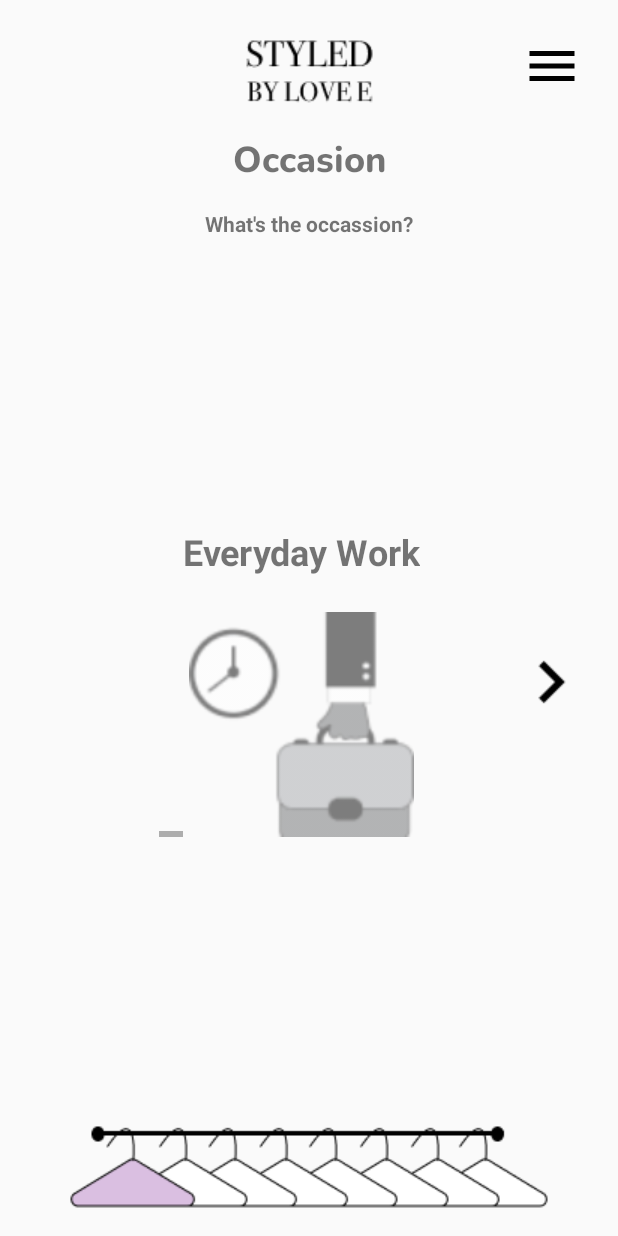
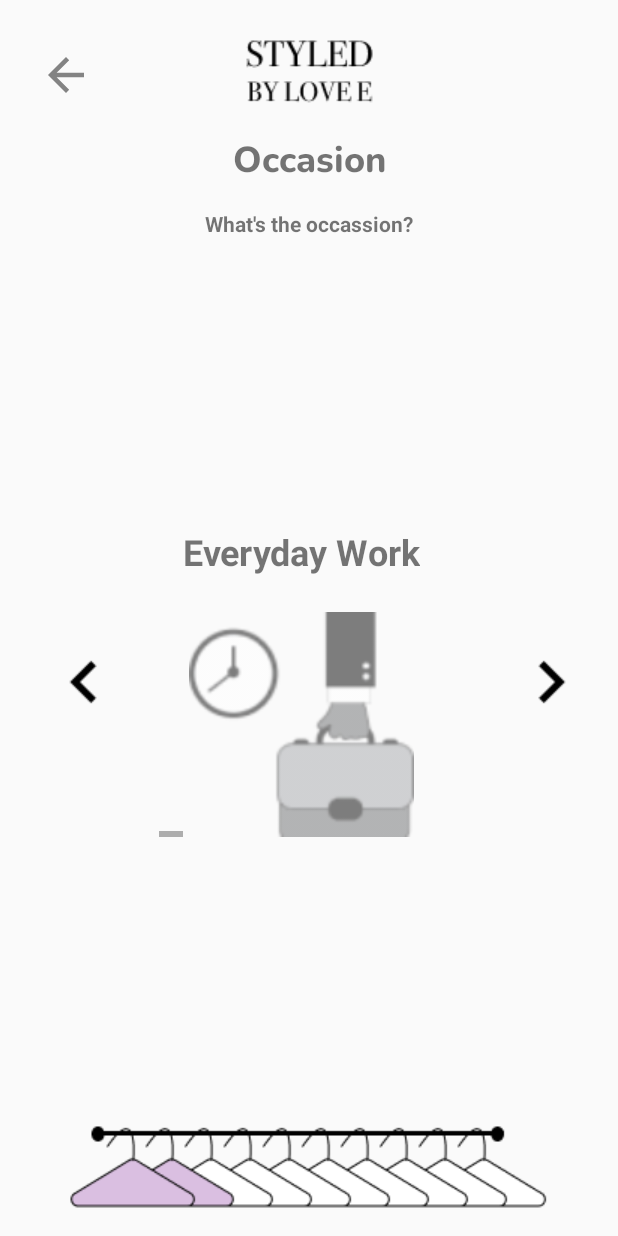
Before and after one commit to mauricet1520/StyledPractice, an Android app: the OccasionFragment screen opened through its navigation route, on a phone screen of 412 x 824 dp. Run offline under Robolectric (Android 15) with nearby library versions, the phone set to English and light mode, and no system bars; our stand-ins replace Firebase (no records; nobody signed in at launch, a user with empty details on screens opened directly); libraries missing offline, so code that uses them is left out: com.firebase.ui, com.stripe.android; Roboto replaces fonts that are not available here; 1 statement that could not run was skipped.

Commit message:
Adds Dashboard and finished occassion

```diff
--- a/app/src/main/java/com/coolreecedev/styledpractice/OccasionFragment.kt
+++ b/app/src/main/java/com/coolreecedev/styledpractice/OccasionFragment.kt
@@ -6,6 +6,7 @@ import androidx.fragment.app.Fragment
 import android.view.LayoutInflater
 import android.view.View
 import android.view.ViewGroup
+import android.widget.HorizontalScrollView
 import android.widget.ImageButton
 import androidx.navigation.findNavController
 import androidx.navigation.fragment.navArgs
@@ -31,6 +32,20 @@ class OccasionFragment : Fragment() {
         Log.i(LOG_TAG, "first_name: ${args.customer?.first_name}")
         Log.i(LOG_TAG, "first_name: ${args.customer?.email}")
         Log.i(LOG_TAG, "first_name: ${args.customer?.uid}")
+
+        with(binding.imageView14) {
+            setOnClickListener {
+                moveOccasionRight()
+            }
+        }
+
+
+        with(binding.imageView26) {
+            setOnClickListener {
+                moveOccasionLeft()
+            }
+        }
+
 
 
         with(binding.anniversaryImageButton) {
@@ -189,6 +204,18 @@ class OccasionFragment : Fragment() {
         return binding.root
     }
 
+    private fun moveOccasionRight() {
+        with(binding.horizontalScrollView) {
+            this.pageScroll(HorizontalScrollView.FOCUS_RIGHT)
+        }
+    }
+
+    private fun moveOccasionLeft() {
+        with(binding.horizontalScrollView) {
+            this.pageScroll(HorizontalScrollView.FOCUS_LEFT)
+        }
+    }
+
     private fun ImageButton.displayPricingOptionsFragment(
         appointment: Appointment,
         customer: Customer
--- /dev/null
+++ b/app/src/main/res/drawable-anydpi/ic_action_arrow_back.xml
@@ -0,0 +1,11 @@
+<vector xmlns:android="http://schemas.android.com/apk/res/android"
+    android:width="36dp"
+    android:height="36dp"
+    android:viewportWidth="24"
+    android:viewportHeight="24"
+    android:tint="#333333"
+    android:alpha="0.6">
+  <path
+      android:fillColor="@android:color/white"
+      android:pathData="M20,11H7.83l5.59,-5.59L12,4l-8,8 8,8 1.41,-1.41L7.83,13H20v-2z"/>
+</vector>
--- a/app/src/main/res/layout/fragment_account_settings.xml
+++ b/app/src/main/res/layout/fragment_account_settings.xml
@@ -113,7 +113,8 @@
         android:layout_height="wrap_content"
         android:layout_marginStart="16dp"
         android:layout_marginTop="24dp"
-        android:text="Cancel Account"
+        android:onClick="viewAccount"
+        android:text="Account"
         android:textSize="18sp"
         app:layout_constraintStart_toStartOf="parent"
         app:layout_constraintTop_toBottomOf="@+id/textView47" />
--- a/app/src/main/res/layout/fragment_occasion.xml
+++ b/app/src/main/res/layout/fragment_occasion.xml
@@ -5,6 +5,18 @@
     android:layout_height="match_parent"
     xmlns:app="http://schemas.android.com/apk/res-auto"
     tools:context=".OccasionFragment">
+
+    <ImageView
+        android:id="@+id/imageView26"
+        android:layout_width="wrap_content"
+        android:layout_height="wrap_content"
+        android:layout_marginStart="27dp"
+        android:rotation="180"
+        android:src="@drawable/right_arrow_outlined"
+        app:layout_constraintBottom_toTopOf="@+id/imageView11"
+        app:layout_constraintStart_toStartOf="parent"
+        app:layout_constraintTop_toBottomOf="@+id/textView27"
+        app:layout_constraintVertical_bias="0.501" />
 
     <ImageView
         android:id="@+id/imageView11"
@@ -15,7 +27,7 @@
         android:layout_marginEnd="8dp"
         android:layout_marginRight="8dp"
         android:layout_marginBottom="8dp"
-        android:src="@drawable/hanger_step_one"
+        android:src="@drawable/hanger_two"
         app:layout_constraintBottom_toBottomOf="parent"
         app:layout_constraintEnd_toEndOf="parent"
         app:layout_constraintStart_toStartOf="parent" />
@@ -43,23 +55,6 @@
 
     </ImageView>
 
-    <ImageButton
-        android:id="@+id/imageView5"
-        android:layout_width="wrap_content"
-        android:layout_height="wrap_content"
-        android:layout_marginTop="24dp"
-        android:layout_marginEnd="24dp"
-        android:layout_marginRight="24dp"
-        android:layout_marginBottom="25dp"
-        android:background="@android:color/transparent"
-        android:onClick="showHamburger"
-        android:scaleType="centerCrop"
-        android:src="@drawable/ic_menu_black_40dp"
-        app:layout_constraintBottom_toTopOf="@+id/textView14"
-        app:layout_constraintEnd_toEndOf="parent"
-        app:layout_constraintTop_toTopOf="parent">
-
-    </ImageButton>
 
     <TextView
         android:id="@+id/textView14"
@@ -500,7 +495,19 @@
         </LinearLayout>
     </HorizontalScrollView>
 
-
+    <ImageButton
+        android:id="@+id/imageButton2"
+        android:layout_width="wrap_content"
+        android:layout_height="wrap_content"
+        android:layout_marginStart="32dp"
+        android:layout_marginTop="32dp"
+        android:layout_marginEnd="107dp"
+        android:background="@android:color/transparent"
+        android:onClick="navigatePreviousScreen"
+        android:src="@drawable/ic_action_arrow_back"
+        app:layout_constraintEnd_toStartOf="@+id/imageView7"
+        app:layout_constraintStart_toStartOf="parent"
+        app:layout_constraintTop_toTopOf="parent" />
 
 
 </androidx.constraintlayout.widget.ConstraintLayout>
--- a/app/src/main/res/navigation/nav_graph.xml
+++ b/app/src/main/res/navigation/nav_graph.xml
@@ -422,4 +422,9 @@
             android:label="fragment_pants_skirt"
             tools:layout="@layout/fragment_pants_skirt" />
     </navigation>
+    <fragment
+        android:id="@+id/appointmentLookupFragment"
+        android:name="com.coolreecedev.styledpractice.AppointmentLookupFragment"
+        android:label="fragment_appointment_lookup"
+        tools:layout="@layout/fragment_appointment_lookup" />
 </navigation>
--- a/app/src/main/res/values/styles.xml
+++ b/app/src/main/res/values/styles.xml
@@ -23,6 +23,7 @@
     </style>
 
     <style name="AppTheme.MaterialButton" parent="Widget.MaterialComponents.ExtendedFloatingActionButton">
+        <item name="colorAccent">@color/colorAccent</item>
     </style>
     <style name="AppTheme.AppBarOverlay" parent="ThemeOverlay.MaterialComponents.Light" />
 
```
Also changed, not shown: app/src/main/java/com/coolreecedev/styledpractice/ActivateClientActivity.kt (+10 -0 lines), app/src/main/java/com/coolreecedev/styledpractice/AppointmentLookupFragment.kt (added, +59 -0 lines), app/src/main/res/drawable-anydpi/ic_action_arrow_back_two.xml (added, +11 -0 lines), app/src/main/res/layout/fragment_appointment_lookup.xml (added, +210 -0 lines), app/src/main/res/drawable-hdpi/ic_action_arrow_back.png (added), app/src/main/res/drawable-hdpi/ic_action_arrow_back_two.png (added), app/src/main/res/drawable-mdpi/ic_action_arrow_back.png (added), app/src/main/res/drawable-mdpi/ic_action_arrow_back_two.png (added), app/src/main/res/drawable-v24/hanger_two.png (added), app/src/main/res/drawable-xhdpi/ic_action_arrow_back.png (added), app/src/main/res/drawable-xhdpi/ic_action_arrow_back_two.png (added), app/src/main/res/drawable-xxhdpi/ic_action_arrow_back.png (added), app/src/main/res/drawable-xxhdpi/ic_action_arrow_back_two.png (added), 2 other files.
